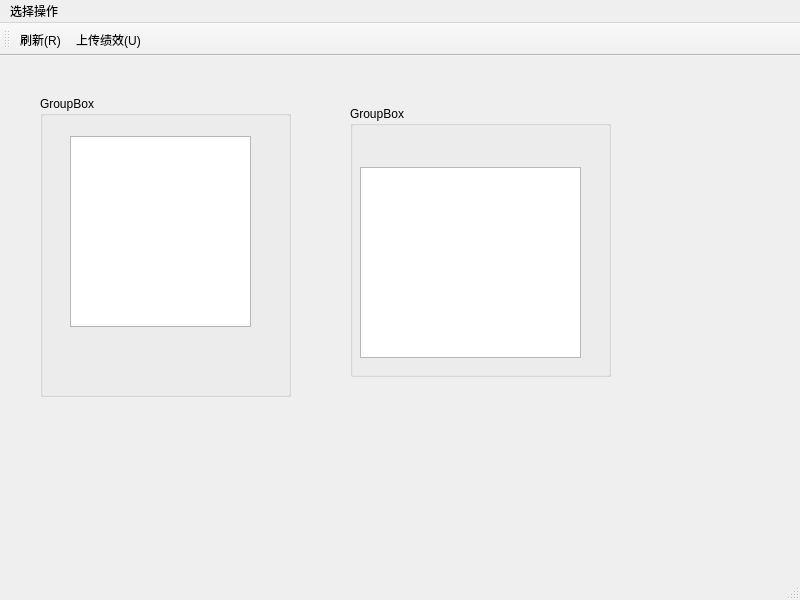
Old version of the form Restaurant/chefwindow.ui in the repository PG98/2017SepQt.
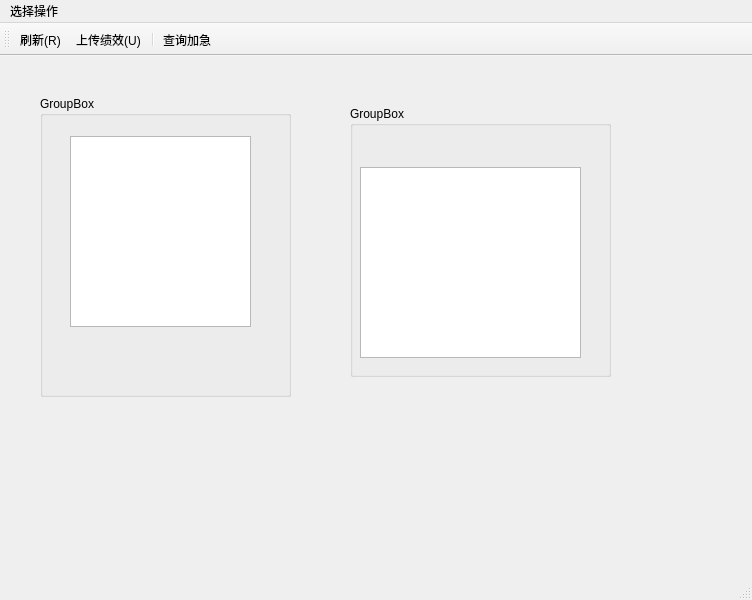
New version of the form. Icons and pictures are not drawn.

```diff
--- a/Restaurant/chefwindow.ui
+++ b/Restaurant/chefwindow.ui
@@ -6,7 +6,7 @@
    <rect>
     <x>0</x>
     <y>0</y>
-    <width>800</width>
+    <width>752</width>
     <height>600</height>
    </rect>
   </property>
@@ -66,7 +66,7 @@
     <rect>
      <x>0</x>
      <y>0</y>
-     <width>800</width>
+     <width>752</width>
      <height>25</height>
     </rect>
    </property>
@@ -84,6 +84,12 @@
    <property name="windowTitle">
     <string>toolBar</string>
    </property>
+   <property name="iconSize">
+    <size>
+     <width>30</width>
+     <height>30</height>
+    </size>
+   </property>
    <attribute name="toolBarArea">
     <enum>TopToolBarArea</enum>
    </attribute>
@@ -92,6 +98,8 @@
    </attribute>
    <addaction name="action_R"/>
    <addaction name="action_U"/>
+   <addaction name="separator"/>
+   <addaction name="action_F"/>
   </widget>
   <action name="action_R">
    <property name="icon">
@@ -111,6 +119,15 @@
     <string>上传绩效(&amp;U)</string>
    </property>
   </action>
+  <action name="action_F">
+   <property name="icon">
+    <iconset resource="images.qrc">
+     <normaloff>:/buttons/exclamation-mark.png</normaloff>:/buttons/exclamation-mark.png</iconset>
+   </property>
+   <property name="text">
+    <string>查询加急</string>
+   </property>
+  </action>
  </widget>
  <resources>
   <include location="images.qrc"/>
```
Left out of the diff: 1 changed line with no effect on the pictures.
